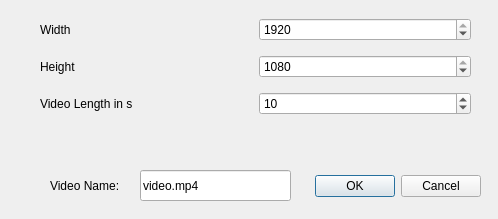
ORB-HD/MeshUp, file ui/RenderVideoDialog.ui: the form before one commit.
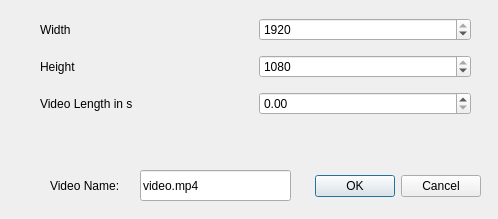
The form after the commit.

Commit message: when rendering video, time can have ms now, also the default value is the lenght of the animation

Diff of the .ui file:
```diff
--- a/ui/RenderVideoDialog.ui
+++ b/ui/RenderVideoDialog.ui
@@ -84,17 +84,7 @@
      </widget>
     </item>
     <item row="2" column="1">
-     <widget class="QSpinBox" name="TimeSpinBox">
-      <property name="minimum">
-       <number>1</number>
-      </property>
-      <property name="maximum">
-       <number>3600</number>
-      </property>
-      <property name="value">
-       <number>10</number>
-      </property>
-     </widget>
+     <widget class="QDoubleSpinBox" name="TimeSpinBox"/>
     </item>
    </layout>
   </widget>
```
The commit also changes 2 other files.
